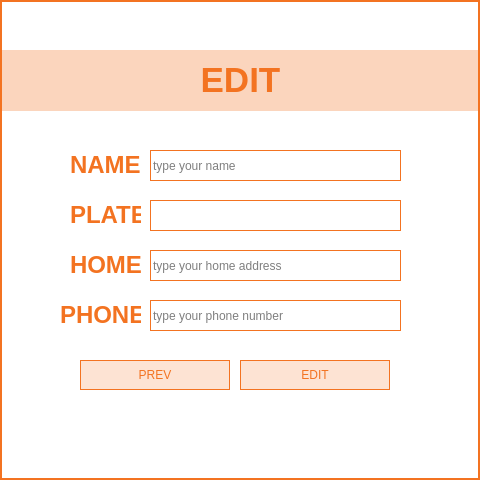
Before: the Qt Designer form cctv_36/src/ui/edit.ui in VEDA-ThirtySix/PAMS-client, drawn with Qt 5.
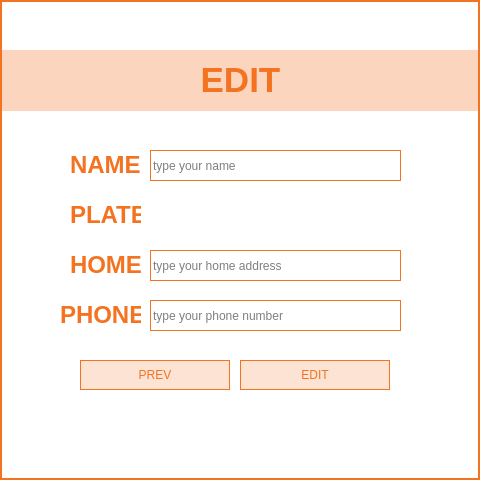
After: the same form once the commit is applied.

```diff
--- a/cctv_36/src/ui/edit.ui
+++ b/cctv_36/src/ui/edit.ui
@@ -48,8 +48,9 @@
    <property name="styleSheet">
     <string notr="true">	color:  rgb(0, 0, 0);
 	background:white;
-	border:1px solid rgb(243,115,33);
-	font: 500 10pt &quot;Quicksand Medium&quot;;</string>
+	border:1px solid rgb(255,255,255);
+	font: 500 15pt &quot;Quicksand Medium&quot;;
+	</string>
    </property>
    <property name="placeholderText">
     <string/>
```
Left out of the diff: 6 changed lines with no effect on the pictures.
